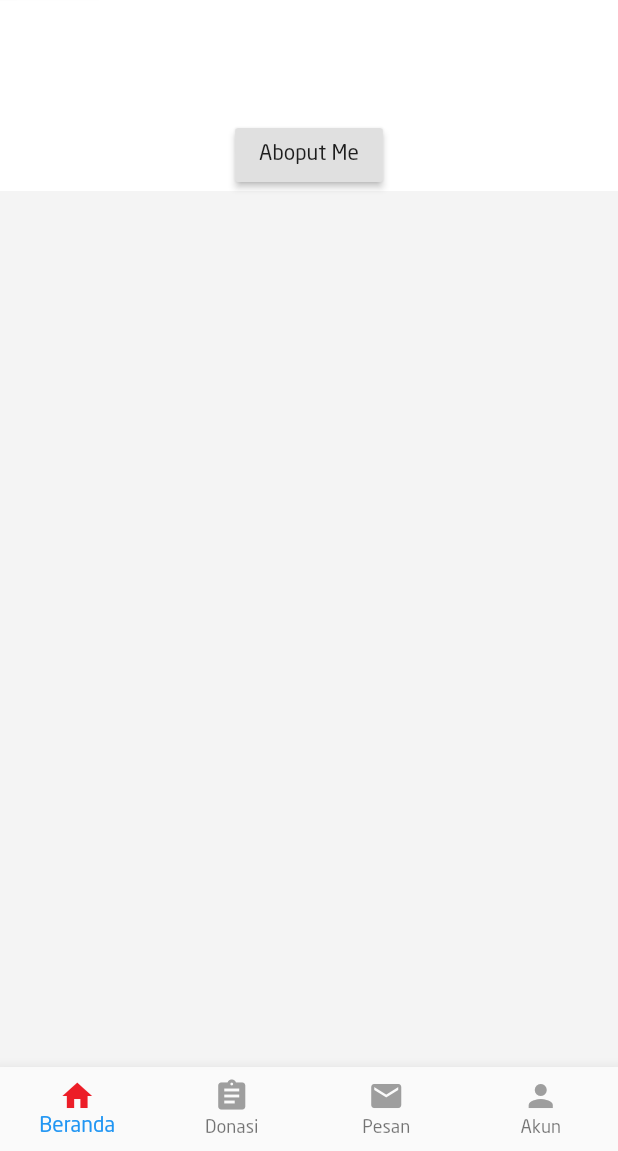
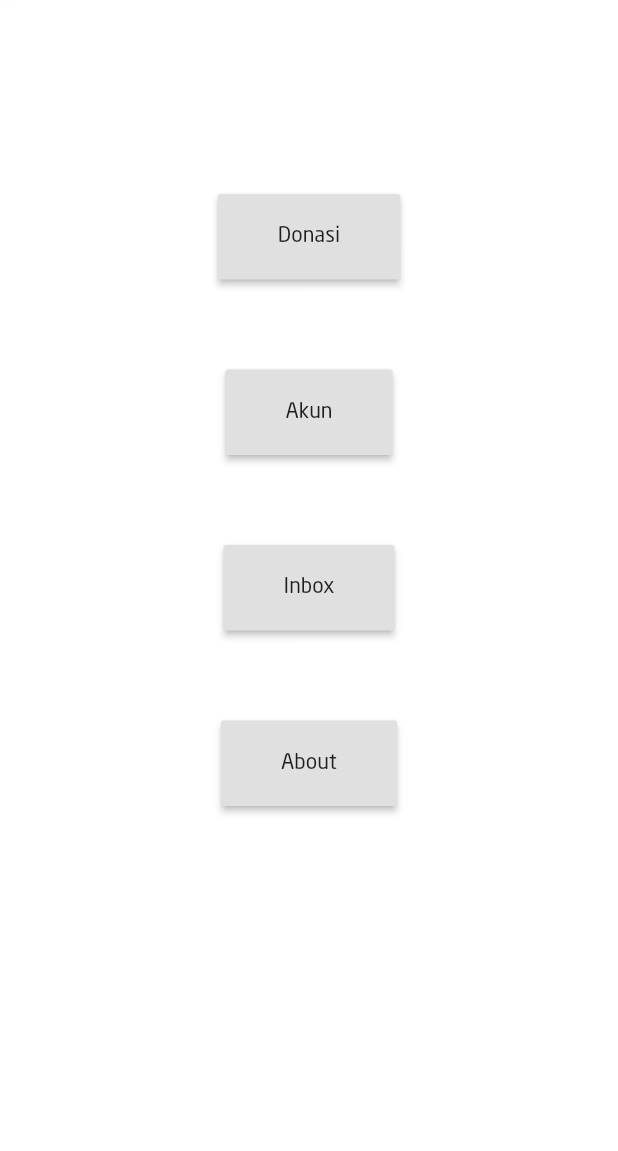
Before and after one commit to Aldimilansyahputra/mobile-b, a Flutter app: the screen it shows after launch, on a phone screen of 412 x 824 dp, the part 85-1236 px from its top. Run offline on Flutter 3.47's test engine with Material 2 defaults, Android fonts, the phone set to English and light mode, and no system bars.

Commit message:
minor update

```diff
--- a/lib/beranda/beranda_view.dart
+++ b/lib/beranda/beranda_view.dart
@@ -15,17 +15,20 @@ class _BerandaPageState extends State<BerandaPage> {
     return SafeArea(child: Scaffold(
       appBar: DonakkoAppBar(
       ),
-      backgroundColor: DonakkoPalette.grey200,
+      backgroundColor: Colors.white,
       body: Container(
         child: ListView(
           physics: ClampingScrollPhysics(),
           children: <Widget>[
             Container(
-                padding: EdgeInsets.only(left: 16.0, right: 16.0, top: 30.0),
+                padding: EdgeInsets.only(left: 16.0, right: 16.0, top: 100.0),
                 color: Colors.white,
                 child: Column(
                   children: <Widget>[
-                    _about(BuildContext),
+                    _Donasi(BuildContext),
+                    _Akun(BuildContext),
+                    _Inbox(BuildContext),
+                    _About(BuildContext),
                   ],
                 )),
           ],
@@ -35,23 +38,83 @@ class _BerandaPageState extends State<BerandaPage> {
     );
   }
 
-  Widget _about(BuildContext){
-    return Column(
-      children: <Widget> [
-        Padding(
-          padding: EdgeInsets.only(top: 50.0),
-        ),
+
+  Widget _Donasi(BuildContext){
+    return Container(
+      margin: const EdgeInsets.only(top: 30.0, bottom: 30.0),
+      child: RaisedButton(
+        padding: EdgeInsets.only(left: 40.0, top: 20.0, bottom: 20.0, right: 40.0),
+        onPressed: (){
+          Navigator.of(context).push(MaterialPageRoute(builder: (c){
+            return aboutMe();
+          },),);
+        },
+        child: Text('Donasi'),
+      ),
+    /*  children: <Widget> [
         RaisedButton(
+          padding: EdgeInsets.only(left: 40.0, top: 20.0, bottom: 20.0, right: 40.0),
           onPressed: (){
             Navigator.of(context).push(MaterialPageRoute(builder: (c){
               return aboutMe();
             },),);
           },
-          child: Text('Aboput Me'),
+          child: Text('Donasi'),
 
         )
 
-      ],
+      ],*/
     );
   }
+
+  Widget _Akun(BuildContext){
+    return Container(
+      margin: const EdgeInsets.only(top: 30.0, bottom: 30.0),
+      child: RaisedButton(
+        padding: EdgeInsets.only(left: 40.0, top: 20.0, bottom: 20.0, right: 40.0),
+        onPressed: (){
+          Navigator.of(context).push(MaterialPageRoute(builder: (c){
+            return aboutMe();
+          },),);
+        },
+        child: Text('Akun'),
+      ),
+    );
+  }
+
+  Widget _Inbox(BuildContext){
+    return Container(
+      margin: const EdgeInsets.only(top: 30.0, bottom: 30.0),
+      child: RaisedButton(
+        padding: EdgeInsets.only(left: 40.0, top: 20.0, bottom: 20.0, right: 40.0),
+        onPressed: (){
+          Navigator.of(context).push(MaterialPageRoute(builder: (c){
+            return aboutMe();
+          },),);
+        },
+        child: Text('Inbox'),
+      ),
+    );
+  }
+
+  Widget _About(BuildContext){
+    return Container(
+      margin: const EdgeInsets.only(top: 30.0, bottom: 30.0),
+      child: RaisedButton(
+        padding: EdgeInsets.only(left: 40.0, top: 20.0, bottom: 20.0, right: 40.0),
+        onPressed: (){
+          Navigator.of(context).push(MaterialPageRoute(builder: (c){
+            return aboutMe();
+          },),);
+        },
+        child: Text('About'),
+      ),
+    );
+  }
+
+
+
+
+
+
 }
--- a/lib/landing/landingpage_view.dart
+++ b/lib/landing/landingpage_view.dart
@@ -1,6 +1,7 @@
 import 'package:flutter/material.dart';
 import 'package:donakko/beranda/beranda_view.dart';
 import 'package:donakko/constant.dart';
+import 'package:donakko/beranda/aboutMe.dart';
 
 class LandingPage extends StatefulWidget {
   @override
--- a/lib/launcher/launcher_view.dart
+++ b/lib/launcher/launcher_view.dart
@@ -1,6 +1,7 @@
 import 'package:flutter/material.dart';
 import 'dart:async';
 import 'package:donakko/landing/landingpage_view.dart';
+import 'package:donakko/beranda/beranda_view.dart';
 
 
 class LauncherPage extends StatefulWidget {
@@ -20,7 +21,7 @@ class _LauncherPageState extends State<LauncherPage> {
     var duration = const Duration(seconds: 2);
     return new Timer(duration, () {
       Navigator.of(context).pushReplacement(new MaterialPageRoute(builder: (_) {
-        return new LandingPage();
+        return new BerandaPage();
       }));
     });
   }
```
Also changed, not shown: lib/beranda/aboutMe.dart (+21 -4 lines), lib/beranda/akun_view.dart (added, +13 -0 lines), lib/beranda/donasi_view.dart (added, +13 -0 lines), lib/beranda/inbox_view.dart (added, +13 -0 lines).
